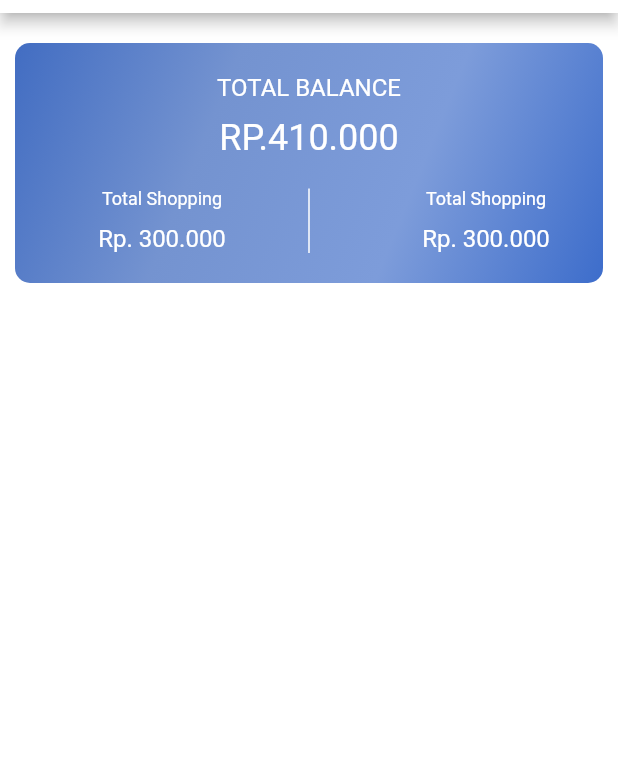
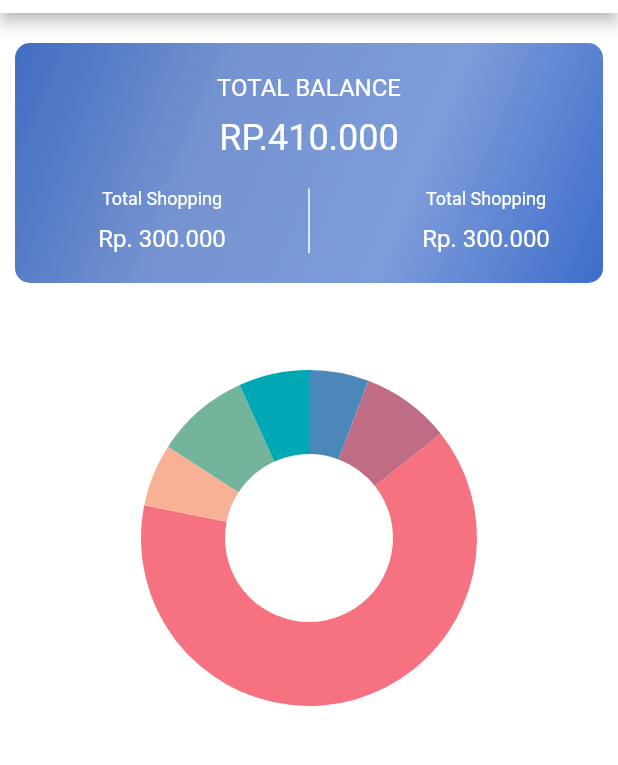
Before and after one commit to MaryDayGit/keeptrack, a Flutter app: the MainHomePage screen opened by its route, on a phone screen of 412 x 824 dp, the part 71-836 px from its top. Run offline on Flutter 3.47's test engine with Material 2 defaults, Android fonts, the phone set to English and light mode, and no system bars; our stand-ins replace syncfusion_flutter_charts.

Commit message:
диаграмма

```diff
--- a/lib/main.dart
+++ b/lib/main.dart
@@ -24,7 +24,7 @@ class MyApp extends StatelessWidget {
         '/signup': (context) => const SignUp(),
         "/register": (context) => const RegisterPage(),
         "/menupage": (context) => const MenuWidgetPage(),
-        "/mainpage": (context) => const MainHomePage(),
+        "/mainpage": (context) => MainHomePage(),
       },
 
       //theme: ThemeData(backgroundColor: const Color(0xFF3A66BD)),
--- a/lib/page/mainpage.dart
+++ b/lib/page/mainpage.dart
@@ -1,4 +1,5 @@
 import 'package:flutter/material.dart';
+import 'package:syncfusion_flutter_charts/charts.dart';
 
 class MainHomePage extends StatefulWidget {
   const MainHomePage({Key? key}) : super(key: key);
@@ -8,6 +9,27 @@ class MainHomePage extends StatefulWidget {
 }
 
 class _MainHomePageState extends State<MainHomePage> {
+  late List<GDPData> _chartData;
+  late TooltipBehavior _tooltipBehavior;
+  @override
+  void initState() {
+    _chartData = getChartData();
+    _tooltipBehavior = TooltipBehavior(enable: true);
+    super.initState();
+  }
+
+  List<GDPData> getChartData() {
+    final List<GDPData> chartData = [
+      GDPData('test1', 1000),
+      GDPData('test2', 1500),
+      GDPData('test3', 11100),
+      GDPData('test4', 1050),
+      GDPData('test5', 1580),
+      GDPData('test6', 1180),
+    ];
+    return chartData;
+  }
+
   @override
   Widget build(BuildContext context) {
     return Scaffold(
@@ -136,9 +158,27 @@ class _MainHomePageState extends State<MainHomePage> {
                 ],
               ),
             ),
+            SfCircularChart(
+              tooltipBehavior: _tooltipBehavior,
+              series: <CircularSeries>[
+                DoughnutSeries<GDPData, String>(
+                  dataSource: _chartData,
+                  xValueMapper: (GDPData data, _) => data.continent,
+                  yValueMapper: (GDPData data, _) => data.gdp,
+                  enableTooltip: true,
+                  //dataLabelSettings: DataLabelSettings(isVisible: true),
+                ),
+              ],
+            ),
           ],
         ),
       ),
     );
   }
 }
+
+class GDPData {
+  GDPData(this.continent, this.gdp);
+  final String continent;
+  final int gdp;
+}
--- a/pubspec.yaml
+++ b/pubspec.yaml
@@ -46,7 +46,7 @@ dev_dependencies:
   # package. See that file for information about deactivating specific lint
   # rules and activating additional ones.
   flutter_lints: ^1.0.0
-
+  syncfusion_flutter_charts: ^19.1.54
 # For information on the generic Dart part of this file, see the
 # following page: https://dart.dev/tools/pub/pubspec
 
```
Also changed, not shown: pubspec.lock.
